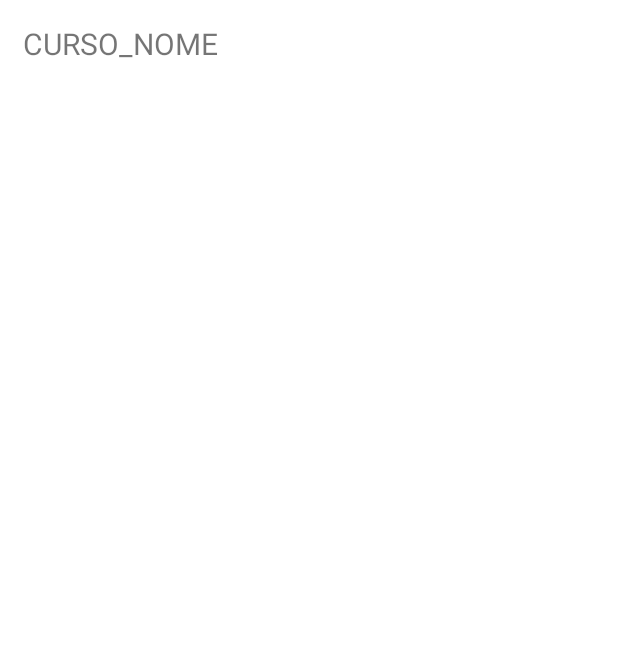
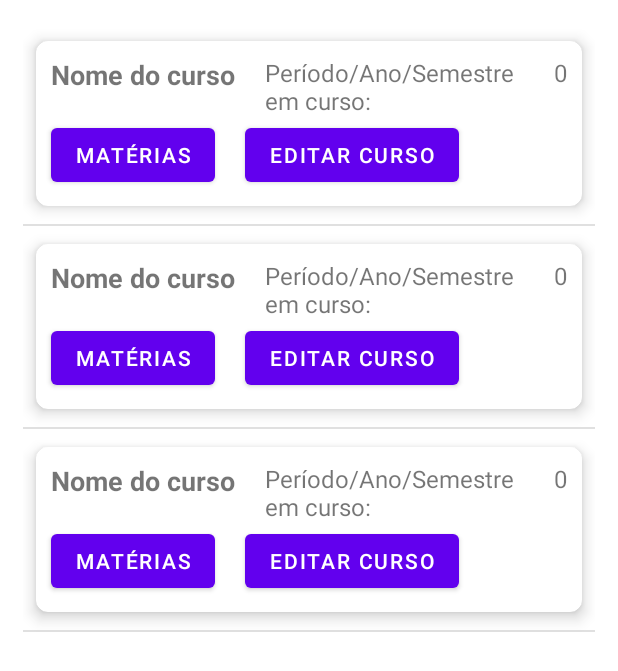
Before and after one commit to BrendaSales/Trabalho_final_android, an Android app: the layout adapter_curso.xml on its own in the app's theme, with its tools: preview values and no code run, on a phone screen of 412 x 824 dp. Shown: the top 671 px of the screen. Run offline under Robolectric (Android 15) with nearby library versions, the phone set to English and light mode, and no system bars.

Commit message:
Implementação do adapter do curso : falta referenciar todos os itens do card que está no xml do adapter

```diff
--- a/app/src/main/res/layout/adapter_curso.xml
+++ b/app/src/main/res/layout/adapter_curso.xml
@@ -2,14 +2,14 @@
 <LinearLayout xmlns:android="http://schemas.android.com/apk/res/android"
     android:layout_width="match_parent"
     android:layout_height="match_parent"
+    xmlns:tools="http://schemas.android.com/tools"
     android:padding="15dp">
 
-    <TextView
-        android:layout_width="wrap_content"
-        android:layout_height="wrap_content"
-        android:id="@+id/adp_curso_name"
-        android:layout_centerVertical="true"
-        android:textSize="20dp"
-        android:text="CURSO_NOME" />
+    <ListView
+        android:layout_width="match_parent"
+        android:layout_height="match_parent"
+        android:id="@+id/tasks_list"
+        tools:listitem="@layout/cards_cursos_layout"
+        />
 
 </LinearLayout>
--- a/app/src/main/res/layout/cards_cursos_layout.xml
+++ b/app/src/main/res/layout/cards_cursos_layout.xml
@@ -6,7 +6,8 @@
     app:cardCornerRadius="8dp"
     app:cardElevation="6dp"
     app:cardUseCompatPadding="true"
-    app:cardPreventCornerOverlap="true">
+    app:cardPreventCornerOverlap="true"
+    android:id="@+id/cardView">
 
     <RelativeLayout
         android:layout_width="match_parent"
```
Also changed, not shown: app/src/main/java/com/example/trabalho_final/view/CursoAdapter.java (+11 -13 lines).
